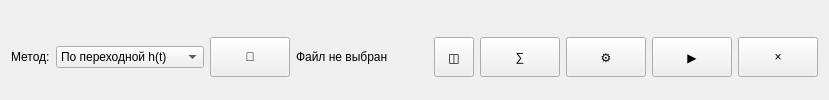
This is ui/tabs/id-tab.ui in VadmanBat/Irbis as Qt 5 draws it before an edit. The edited form follows.
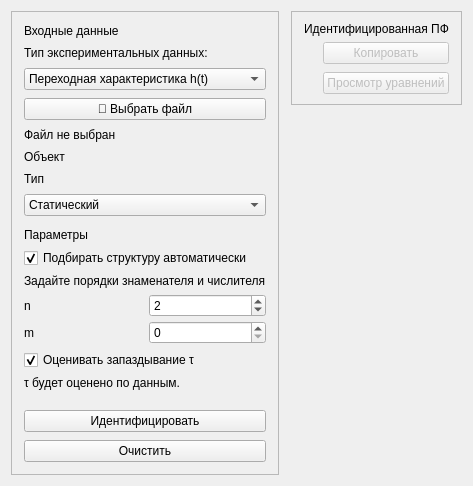
This is the edited form. Custom widgets are drawn as their Qt base class.

What changed in the file:
```diff
--- a/ui/tabs/id-tab.ui
+++ b/ui/tabs/id-tab.ui
@@ -2,83 +2,80 @@
 <ui version="4.0">
  <class>IdTab</class>
  <widget class="QWidget" name="IdTab">
-  <layout class="QVBoxLayout" name="verticalLayout" stretch="0,0,1">
+  <layout class="QHBoxLayout" name="rootLayout" stretch="0,1">
+   <property name="spacing">
+    <number>12</number>
+   </property>
    <item>
-    <layout class="QHBoxLayout" name="topLayout" stretch="0,1,0">
-     <item>
-      <widget class="QWidget" name="formHost" native="true">
-       <layout class="QVBoxLayout" name="formHostLayout">
-        <property name="leftMargin">
-         <number>0</number>
-        </property>
-        <property name="topMargin">
-         <number>0</number>
-        </property>
-        <property name="rightMargin">
-         <number>0</number>
-        </property>
-        <property name="bottomMargin">
-         <number>0</number>
-        </property>
-       </layout>
-      </widget>
-     </item>
-     <item>
-      <spacer name="topSpacer">
-       <property name="orientation">
-        <enum>Qt::Horizontal</enum>
-       </property>
-       <property name="sizeHint" stdset="0">
-        <size>
-         <width>40</width>
-         <height>20</height>
-        </size>
-       </property>
-      </spacer>
-     </item>
-     <item>
-      <widget class="QWidget" name="metricsHost" native="true">
-       <layout class="QVBoxLayout" name="metricsHostLayout">
+    <widget class="QFrame" name="idSidebar">
+     <property name="objectName">
+      <string notr="true">idSidebar</string>
+     </property>
+     <property name="minimumWidth">
+      <number>280</number>
+     </property>
+     <property name="maximumWidth">
+      <number>320</number>
+     </property>
+     <property name="frameShape">
+      <enum>QFrame::StyledPanel</enum>
+     </property>
+     <property name="frameShadow">
+      <enum>QFrame::Plain</enum>
+     </property>
+     <layout class="QVBoxLayout" name="sidebarLayout">
+      <property name="spacing">
+       <number>8</number>
+      </property>
         <property name="leftMargin">
-         <number>0</number>
+       <number>12</number>
         </property>
         <property name="topMargin">
-         <number>0</number>
+       <number>12</number>
         </property>
         <property name="rightMargin">
-         <number>0</number>
+       <number>12</number>
         </property>
         <property name="bottomMargin">
-         <number>0</number>
-        </property>
-       </layout>
-      </widget>
-     </item>
-    </layout>
-   </item>
-   <item>
-    <layout class="QHBoxLayout" name="buttonLayout">
+       <number>12</number>
+      </property>
+      <item>
+       <widget class="QLabel" name="dataTitle">
+        <property name="objectName">
+         <string notr="true">idCardTitle</string>
+        </property>
+        <property name="text">
+         <string>Входные данные</string>
+        </property>
+       </widget>
+      </item>
      <item>
       <widget class="QLabel" name="methodLabel">
        <property name="text">
-        <string>Метод:</string>
+         <string>Тип экспериментальных данных:</string>
+        </property>
+        <property name="buddy">
+         <cstring>methodCombo</cstring>
+        </property>
+        <property name="wordWrap">
+         <bool>true</bool>
        </property>
       </widget>
      </item>
      <item>
       <widget class="QComboBox" name="methodCombo">
        <property name="toolTip">
-        <string>По переходной: time, value.
-По клапану/сигналу: time, valve, value (табы/пробелы/; и т.п.).</string>
+         <string>Переходная характеристика: пары time, h(t).
+Входной и выходной сигналы: тройки time, u(t), y(t).</string>
        </property>
        <item>
         <property name="text">
-         <string>По переходной h(t)</string>
+          <string>Переходная характеристика h(t)</string>
         </property>
        </item>
        <item>
         <property name="text">
-         <string>По клапану / сигналу</string>
+          <string>Входной и выходной сигналы u(t), y(t)</string>
         </property>
        </item>
       </widget>
@@ -88,17 +85,17 @@
        <property name="objectName">
         <string notr="true">openFileButton</string>
        </property>
+        <property name="sizePolicy">
+         <sizepolicy hsizetype="Expanding" vsizetype="Fixed">
+          <horstretch>1</horstretch>
+          <verstretch>0</verstretch>
+         </sizepolicy>
+        </property>
        <property name="toolTip">
         <string>Загрузить экспериментальные данные</string>
        </property>
        <property name="text">
-        <string>📂</string>
-       </property>
-       <property name="minimumSize">
-        <size>
-         <width>40</width>
-         <height>40</height>
-        </size>
+         <string>📂 Выбрать файл</string>
        </property>
       </widget>
      </item>
@@ -107,100 +104,228 @@
        <property name="text">
         <string>Файл не выбран</string>
        </property>
+        <property name="wordWrap">
+         <bool>true</bool>
+        </property>
+        <property name="alignment">
+         <set>Qt::AlignLeading|Qt::AlignLeft|Qt::AlignTop</set>
+        </property>
+        <property name="textInteractionFlags">
+         <set>Qt::TextSelectableByMouse</set>
+        </property>
+        <property name="styleSheet">
+         <string notr="true">font-size: 9pt;</string>
+        </property>
       </widget>
      </item>
      <item>
-      <spacer name="buttonSpacer">
+       <widget class="QLabel" name="plantTitle">
+        <property name="objectName">
+         <string notr="true">idCardTitle</string>
+        </property>
+        <property name="text">
+         <string>Объект</string>
+        </property>
+       </widget>
+      </item>
+      <item>
+       <widget class="QLabel" name="plantKindLabel">
+        <property name="text">
+         <string>Тип</string>
+        </property>
+        <property name="buddy">
+         <cstring>plantKindCombo</cstring>
+        </property>
+       </widget>
+      </item>
+      <item>
+       <widget class="QComboBox" name="plantKindCombo">
+        <property name="toolTip">
+         <string>Статический объект — это объект, у которого выходная величина стабилизируется.
+Астатический объект — это объект, у которого выходная величина непрерывно изменяется и не стабилизируется сама по себе.</string>
+        </property>
+        <item>
+         <property name="text">
+          <string>Статический</string>
+         </property>
+        </item>
+        <item>
+         <property name="text">
+          <string>Астатический (интегратор)</string>
+         </property>
+        </item>
+       </widget>
+      </item>
+      <item>
+       <widget class="QWidget" name="structGroup" native="true">
+        <layout class="QVBoxLayout" name="structLayout">
+         <property name="spacing">
+          <number>6</number>
+         </property>
+         <property name="leftMargin">
+          <number>0</number>
+         </property>
+         <property name="topMargin">
+          <number>4</number>
+         </property>
+         <property name="rightMargin">
+          <number>0</number>
+         </property>
+         <property name="bottomMargin">
+          <number>0</number>
+         </property>
+         <item>
+          <widget class="QLabel" name="structTitle">
+           <property name="objectName">
+            <string notr="true">idCardTitle</string>
+           </property>
+           <property name="text">
+            <string>Параметры</string>
+           </property>
+          </widget>
+         </item>
+         <item>
+          <widget class="QCheckBox" name="autoOrderCheck">
+           <property name="text">
+            <string>Подбирать структуру автоматически</string>
+           </property>
+           <property name="checked">
+            <bool>true</bool>
+           </property>
+           <property name="toolTip">
+            <string>Вкл. — порядки n и m выбираются сами.
+Выкл. — задаёте n и m вручную.</string>
+           </property>
+          </widget>
+         </item>
+         <item>
+          <widget class="QLabel" name="structHint">
+           <property name="text">
+            <string>Задайте порядки знаменателя и числителя</string>
+           </property>
+           <property name="wordWrap">
+            <bool>true</bool>
+           </property>
+           <property name="styleSheet">
+            <string notr="true">font-size: 9pt;</string>
+           </property>
+          </widget>
+         </item>
+         <item>
+          <layout class="QGridLayout" name="orderGrid">
+           <property name="horizontalSpacing">
+            <number>8</number>
+           </property>
+           <property name="verticalSpacing">
+            <number>4</number>
+           </property>
+           <item row="0" column="0">
+            <widget class="QLabel" name="denOrderLabel">
+             <property name="text">
+              <string>n</string>
+             </property>
+             <property name="buddy">
+              <cstring>denOrderSpin</cstring>
+             </property>
+            </widget>
+           </item>
+           <item row="0" column="1">
+            <widget class="QSpinBox" name="denOrderSpin">
+             <property name="toolTip">
+              <string>Степень знаменателя (deg D)</string>
+             </property>
+             <property name="minimum">
+              <number>1</number>
+             </property>
+             <property name="maximum">
+              <number>6</number>
+             </property>
+             <property name="value">
+              <number>2</number>
+             </property>
+            </widget>
+           </item>
+           <item row="1" column="0">
+            <widget class="QLabel" name="numOrderLabel">
+             <property name="text">
+              <string>m</string>
+             </property>
+             <property name="buddy">
+              <cstring>numOrderSpin</cstring>
+             </property>
+            </widget>
+           </item>
+           <item row="1" column="1">
+            <widget class="QSpinBox" name="numOrderSpin">
+             <property name="toolTip">
+              <string>Степень числителя (deg N), m ≤ n</string>
+             </property>
+             <property name="minimum">
+              <number>0</number>
+             </property>
+             <property name="maximum">
+              <number>6</number>
+             </property>
+             <property name="value">
+              <number>0</number>
+             </property>
+            </widget>
+           </item>
+          </layout>
+         </item>
+         <item>
+          <widget class="QCheckBox" name="estimateTauCheck">
+           <property name="text">
+            <string>Оценивать запаздывание τ</string>
+           </property>
+           <property name="checked">
+            <bool>true</bool>
+           </property>
+           <property name="toolTip">
+            <string>Вкл. — τ оценивается по началу h(t).
+Выкл. — модель без запаздывания (τ = 0).</string>
+           </property>
+          </widget>
+         </item>
+         <item>
+          <widget class="QLabel" name="delayHint">
+           <property name="text">
+            <string>τ будет оценено по данным.</string>
+           </property>
+           <property name="wordWrap">
+            <bool>true</bool>
+           </property>
+           <property name="styleSheet">
+            <string notr="true">font-size: 9pt;</string>
+           </property>
+          </widget>
+         </item>
+        </layout>
+       </widget>
+      </item>
+      <item>
+       <spacer name="sidebarSpacer">
        <property name="orientation">
-        <enum>Qt::Horizontal</enum>
+         <enum>Qt::Vertical</enum>
        </property>
        <property name="sizeHint" stdset="0">
         <size>
-         <width>40</width>
-         <height>20</height>
+          <width>20</width>
+          <height>12</height>
         </size>
        </property>
       </spacer>
      </item>
-     <item>
-      <widget class="QToolButton" name="chartsButton">
-       <property name="toolTip">
-        <string>Отображаемые графики</string>
-       </property>
-       <property name="text">
-        <string>◫</string>
-       </property>
-       <property name="popupMode">
-        <enum>QToolButton::InstantPopup</enum>
-       </property>
-       <property name="minimumSize">
-        <size>
-         <width>40</width>
-         <height>40</height>
-        </size>
-       </property>
-       <property name="maximumSize">
-        <size>
-         <width>40</width>
-         <height>40</height>
-        </size>
-       </property>
-      </widget>
-     </item>
-     <item>
-      <widget class="QPushButton" name="idSettingsButton">
-       <property name="objectName">
-        <string notr="true">idSettingsButton</string>
-       </property>
-       <property name="toolTip">
-        <string>Настройки идентификации (структура ПФ, τ)</string>
-       </property>
-       <property name="text">
-        <string>∑</string>
-       </property>
-       <property name="minimumSize">
-        <size>
-         <width>40</width>
-         <height>40</height>
-        </size>
-       </property>
-      </widget>
-     </item>
-     <item>
-      <widget class="QPushButton" name="settingsButton">
-       <property name="objectName">
-        <string notr="true">settingsButton</string>
-       </property>
-       <property name="toolTip">
-        <string>Параметры моделирования</string>
-       </property>
-       <property name="text">
-        <string>⚙</string>
-       </property>
-       <property name="minimumSize">
-        <size>
-         <width>40</width>
-         <height>40</height>
-        </size>
-       </property>
-      </widget>
-     </item>
      <item>
       <widget class="QPushButton" name="identifyButton">
        <property name="objectName">
         <string notr="true">identifyButton</string>
        </property>
        <property name="toolTip">
-        <string>Идентифицировать ПФ</string>
+         <string>Идентифицировать передаточную функцию</string>
        </property>
        <property name="text">
-        <string>▶</string>
-       </property>
-       <property name="minimumSize">
-        <size>
-         <width>40</width>
-         <height>40</height>
-        </size>
+         <string>Идентифицировать</string>
        </property>
       </widget>
      </item>
@@ -210,40 +335,187 @@
         <string notr="true">clearButton</string>
        </property>
        <property name="toolTip">
+         <string>Очистить файл, модель и график</string>
+        </property>
+        <property name="text">
         <string>Очистить</string>
        </property>
+       </widget>
+      </item>
+     </layout>
+    </widget>
+   </item>
+   <item>
+    <widget class="QWidget" name="mainCol" native="true">
+     <layout class="QVBoxLayout" name="mainColLayout" stretch="0,1">
+      <property name="spacing">
+       <number>12</number>
+      </property>
+      <property name="leftMargin">
+       <number>0</number>
+      </property>
+      <property name="topMargin">
+       <number>0</number>
+      </property>
+      <property name="rightMargin">
+       <number>0</number>
+      </property>
+      <property name="bottomMargin">
+       <number>0</number>
+      </property>
+      <item>
+       <widget class="QFrame" name="idModelCard">
+        <property name="objectName">
+         <string notr="true">idModelCard</string>
+        </property>
+        <property name="sizePolicy">
+         <sizepolicy hsizetype="Preferred" vsizetype="Maximum">
+          <horstretch>0</horstretch>
+          <verstretch>0</verstretch>
+         </sizepolicy>
+        </property>
+        <property name="frameShape">
+         <enum>QFrame::StyledPanel</enum>
+        </property>
+        <property name="frameShadow">
+         <enum>QFrame::Plain</enum>
+        </property>
+        <layout class="QVBoxLayout" name="modelCardLayout">
+         <property name="spacing">
+          <number>6</number>
+         </property>
+         <property name="leftMargin">
+          <number>12</number>
+         </property>
+         <property name="topMargin">
+          <number>10</number>
+         </property>
+         <property name="rightMargin">
+          <number>12</number>
+         </property>
+         <property name="bottomMargin">
+          <number>10</number>
+         </property>
+         <item>
+          <widget class="QLabel" name="modelTitle">
+           <property name="objectName">
+            <string notr="true">idCardTitle</string>
+           </property>
        <property name="text">
-        <string>×</string>
-       </property>
-       <property name="minimumSize">
-        <size>
-         <width>40</width>
-         <height>40</height>
-        </size>
-       </property>
-      </widget>
-     </item>
-    </layout>
-   </item>
+            <string>Идентифицированная ПФ</string>
+           </property>
+          </widget>
+         </item>
+         <item>
+          <layout class="QHBoxLayout" name="tfBodyLayout" stretch="1,0">
+           <property name="spacing">
+            <number>16</number>
+           </property>
+           <item>
+            <widget class="QWidget" name="formHost" native="true">
+             <layout class="QVBoxLayout" name="formHostLayout">
+              <property name="leftMargin">
+               <number>0</number>
+              </property>
+              <property name="topMargin">
+               <number>0</number>
+              </property>
+              <property name="rightMargin">
+               <number>0</number>
+              </property>
+              <property name="bottomMargin">
+               <number>0</number>
+              </property>
+             </layout>
+            </widget>
+           </item>
+           <item alignment="Qt::AlignVCenter">
+            <widget class="QWidget" name="tfActionsHost" native="true">
+             <layout class="QVBoxLayout" name="tfActionsLayout">
+              <property name="spacing">
+               <number>8</number>
+              </property>
+              <property name="leftMargin">
+               <number>0</number>
+              </property>
+              <property name="topMargin">
+               <number>0</number>
+              </property>
+              <property name="rightMargin">
+               <number>0</number>
+              </property>
+              <property name="bottomMargin">
+               <number>0</number>
+              </property>
+              <item>
+               <widget class="QPushButton" name="copyTfButton">
+                <property name="objectName">
+                 <string notr="true">copyTfButton</string>
+                </property>
+                <property name="enabled">
+                 <bool>false</bool>
+                </property>
+                <property name="toolTip">
+                 <string>Скопировать передаточную функцию в буфер обмена</string>
+                </property>
+                <property name="text">
+                 <string>Копировать</string>
+                </property>
+               </widget>
+              </item>
+              <item>
+               <widget class="QPushButton" name="equationsButton">
+                <property name="objectName">
+                 <string notr="true">equationsButton</string>
+                </property>
+                <property name="enabled">
+                 <bool>false</bool>
+                </property>
+                <property name="toolTip">
+                 <string>Полюса, h(t), w(t) и дифференциальные уравнения</string>
+                </property>
+                <property name="text">
+                 <string>Просмотр уравнений</string>
+                </property>
+               </widget>
+              </item>
+             </layout>
+            </widget>
+           </item>
+          </layout>
+         </item>
+        </layout>
+       </widget>
+      </item>
    <item>
-    <widget class="ResponseChartBank" name="charts">
+       <widget class="QWidget" name="chartHost" native="true">
      <property name="sizePolicy">
       <sizepolicy hsizetype="Expanding" vsizetype="Expanding">
        <horstretch>1</horstretch>
        <verstretch>1</verstretch>
       </sizepolicy>
      </property>
+        <layout class="QVBoxLayout" name="chartHostLayout">
+         <property name="leftMargin">
+          <number>0</number>
+         </property>
+         <property name="topMargin">
+          <number>0</number>
+         </property>
+         <property name="rightMargin">
+          <number>0</number>
+         </property>
+         <property name="bottomMargin">
+          <number>0</number>
+         </property>
+        </layout>
     </widget>
    </item>
   </layout>
  </widget>
- <customwidgets>
-  <customwidget>
-   <class>ResponseChartBank</class>
-   <extends>QWidget</extends>
-   <header>code/charts/response-chart-bank.h</header>
-  </customwidget>
- </customwidgets>
+   </item>
+  </layout>
+ </widget>
  <resources/>
  <connections/>
 </ui>
```
Lines whose indentation alone changed are shown as unchanged.
